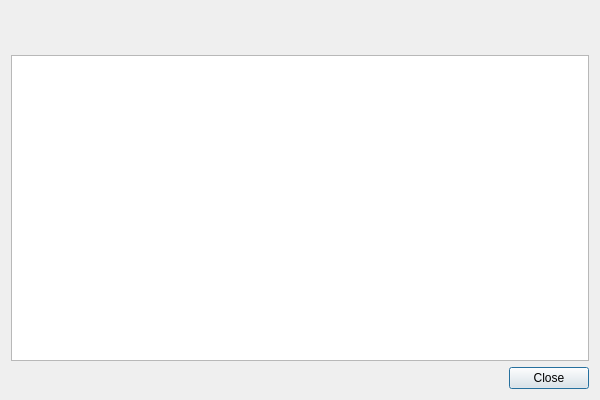
psi-im/psi, file src/options/plugininfodialog.ui: the form before one commit.
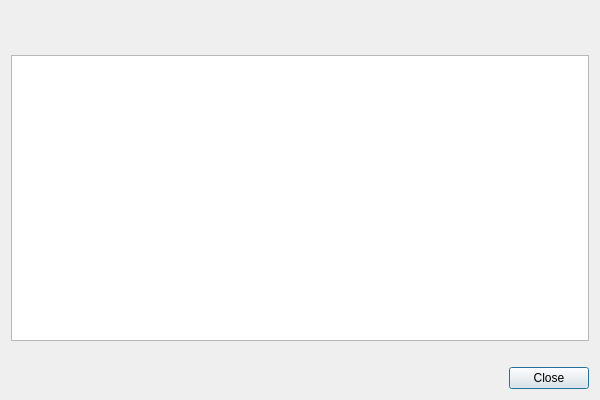
The form after the commit.

Commit message: Put plugin path to the plugin info dialog so it can be copied from there

```diff
--- a/src/options/plugininfodialog.ui
+++ b/src/options/plugininfodialog.ui
@@ -116,6 +116,19 @@
      </property>
     </widget>
    </item>
+   <item>
+    <widget class="QLabel" name="lbl_file">
+     <property name="text">
+      <string notr="true"/>
+     </property>
+     <property name="textFormat">
+      <enum>Qt::RichText</enum>
+     </property>
+     <property name="textInteractionFlags">
+      <set>Qt::LinksAccessibleByMouse|Qt::TextSelectableByMouse</set>
+     </property>
+    </widget>
+   </item>
    <item>
     <layout class="QHBoxLayout" name="horizontalLayout">
      <item>
```
Left out of the diff: 2 changed lines with no effect on the pictures. The commit also changes 1 other file.
